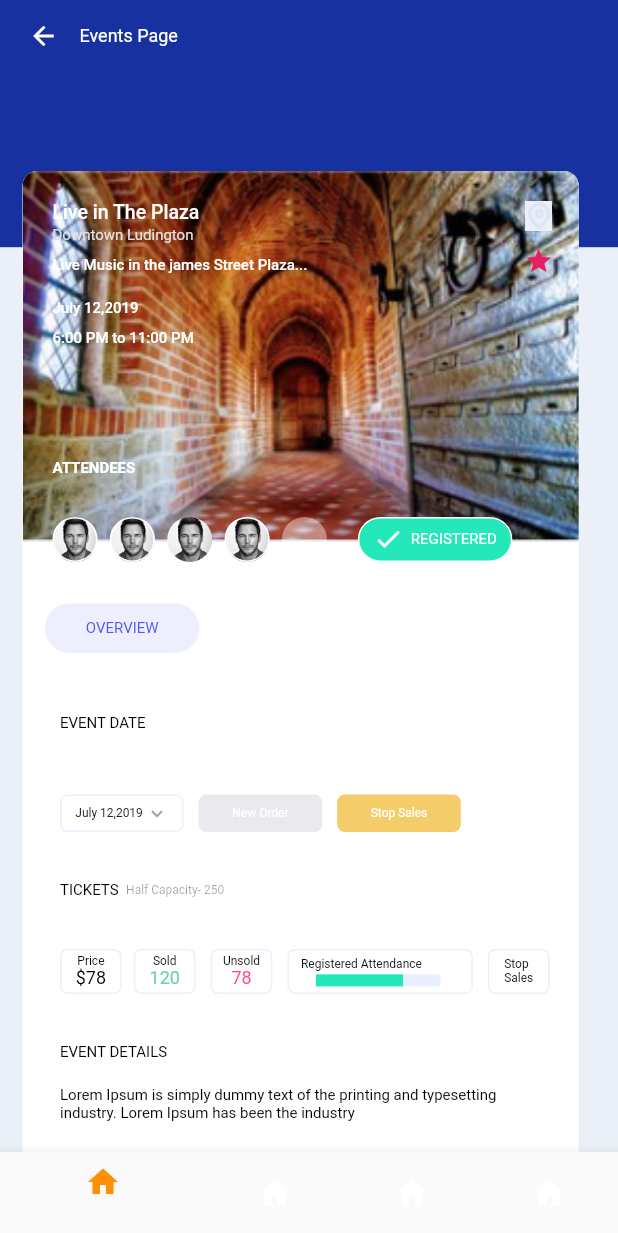
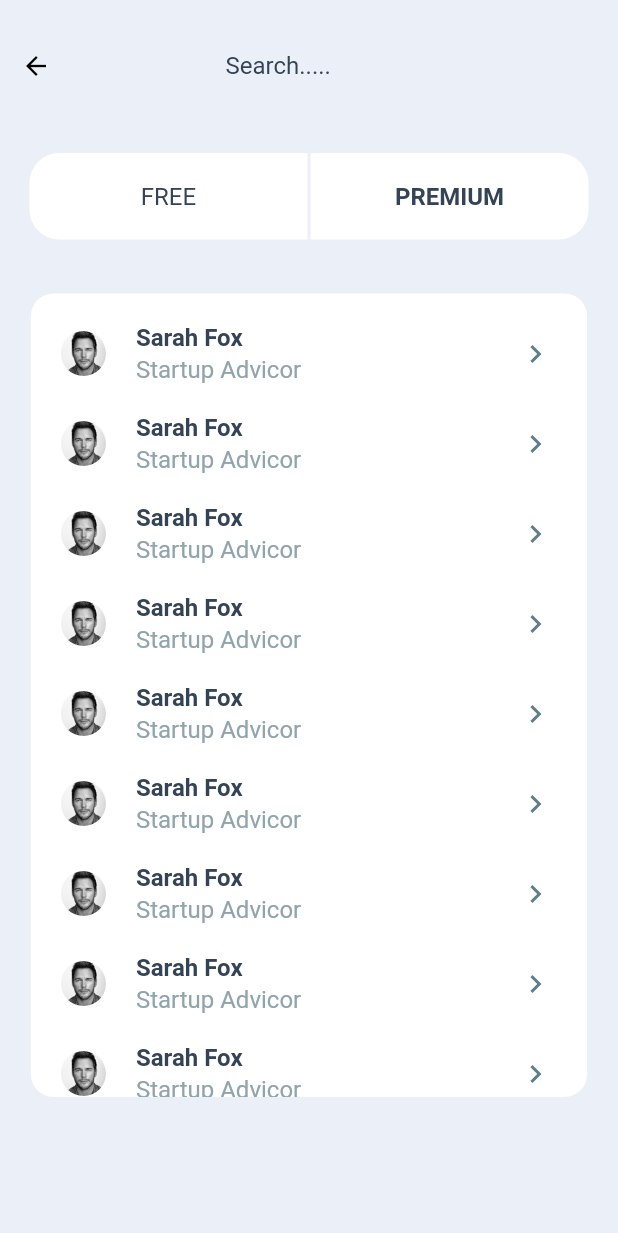
Before and after one commit to etekumoses/mentrogo, a Flutter app: the screen it shows after launch, on a phone screen of 412 x 824 dp. Shown: the top 1233 px of the screen. Run offline on Flutter 3.47's test engine with Material 2 defaults, Android fonts, the light colour scheme and no system bars; drawn by our look-alikes of percent_indicator.

Commit message:
search page

```diff
--- a/lib/main.dart
+++ b/lib/main.dart
@@ -1,6 +1,7 @@
 import 'package:eventsapp/eventspage.dart';
 import 'package:eventsapp/evntspage1.dart';
 import 'package:eventsapp/popup.dart';
+import 'package:eventsapp/searchpage.dart';
 import 'package:flutter/material.dart';
 
 void main() {
@@ -17,7 +18,7 @@ class MyApp extends StatelessWidget {
         primarySwatch: Colors.blue,
         visualDensity: VisualDensity.adaptivePlatformDensity,
       ),
-      home: Scaffold(backgroundColor: Color(0xff1831A0), body: EventsPage1()),
+      home: Scaffold(backgroundColor: Color(0xff1831A0), body: Searchpage()),
     );
   }
 }
--- /dev/null
+++ b/lib/searchpage.dart
@@ -0,0 +1,189 @@
+import 'package:flutter/material.dart';
+
+class Searchpage extends StatefulWidget {
+  @override
+  _SearchpageState createState() => _SearchpageState();
+}
+
+class _SearchpageState extends State<Searchpage> {
+  @override
+  Widget build(BuildContext context) {
+    double width = MediaQuery.of(context).size.width;
+    double height = MediaQuery.of(context).size.height;
+    return Scaffold(
+      backgroundColor: Color(0xffEBEFF7),
+      body: SafeArea(
+          child: SingleChildScrollView(
+        child: Column(
+          children: [
+            Padding(
+              padding: const EdgeInsets.only(top: 20.0),
+              child: Row(
+                children: <Widget>[
+                  IconButton(
+                    icon: Icon(Icons.arrow_back),
+                    color: Colors.black,
+                    onPressed: () => {},
+                    iconSize: 20.0,
+                  ),
+                  SizedBox(
+                    width: width * .2,
+                  ),
+                  Container(
+                    width: width * .6,
+                    child: TextField(
+                      onChanged: (value) {
+                        //Do something with the user input.
+                      },
+                      decoration: InputDecoration(
+                        hintText: 'Search.....',
+                        hintStyle: TextStyle(
+                          color: Color(0xff344356),
+                        ),
+                        contentPadding: EdgeInsets.symmetric(
+                            vertical: 10.0, horizontal: 20.0),
+                        border: InputBorder.none,
+                        focusedBorder: InputBorder.none,
+                        enabledBorder: InputBorder.none,
+                        errorBorder: InputBorder.none,
+                        disabledBorder: InputBorder.none,
+                      ),
+                    ),
+                  ),
+                ],
+              ),
+            ),
+            Padding(
+              padding: const EdgeInsets.only(top: 34.0),
+              child: Column(
+                children: [
+                  Row(
+                    mainAxisAlignment: MainAxisAlignment.center,
+                    children: [
+                      InkWell(
+                        onTap: () {},
+                        child: Container(
+                          width: width * .45,
+                          height: height * .07,
+                          decoration: BoxDecoration(
+                              color: Colors.white,
+                              borderRadius: BorderRadius.only(
+                                  bottomLeft: Radius.circular(20),
+                                  topLeft: Radius.circular(20))),
+                          child: Center(
+                              child: Text('FREE',
+                                  style: TextStyle(
+                                      color: Color(0xff344356),
+                                      fontSize: 16,
+                                      fontWeight: FontWeight.w400))),
+                        ),
+                      ),
+                      VerticalDivider(
+                        width: 2,
+                        color: Color(0xff344356),
+                      ),
+                      InkWell(
+                        onTap: () {},
+                        child: Container(
+                          width: width * .45,
+                          height: height * .07,
+                          decoration: BoxDecoration(
+                              color: Colors.white,
+                              borderRadius: BorderRadius.only(
+                                  bottomRight: Radius.circular(20),
+                                  topRight: Radius.circular(20))),
+                          child: Center(
+                              child: Text('PREMIUM',
+                                  style: TextStyle(
+                                      color: Color(0xff344356),
+                                      fontSize: 16,
+                                      fontWeight: FontWeight.bold))),
+                        ),
+                      )
+                    ],
+                  )
+                ],
+              ),
+            ),
+            SingleChildScrollView(
+              child: Padding(
+                padding: const EdgeInsets.only(top: 36.0),
+                child: Container(
+                  width: width * .9,
+                  height: height * .65,
+                  decoration: BoxDecoration(
+                      color: Colors.white,
+                      borderRadius: BorderRadius.circular(15)),
+                  child: Column(
+                    children: [
+                      Container(
+                        height: height * .65,
+                        child: ListView.builder(
+                            shrinkWrap: true,
+                            itemCount: 10,
+                            itemBuilder: (c, index) {
+                              return GestureDetector(
+                                onTap: () {
+                                  // ontap
+                                },
+                                child: Padding(
+                                  padding: const EdgeInsets.only(
+                                      left: 20.0, right: 20, top: 20),
+                                  child: Row(
+                                    children: [
+                                      Container(
+                                        alignment: Alignment.topLeft,
+                                        width: 30.0,
+                                        height: 30.0,
+                                        decoration: BoxDecoration(
+                                            shape: BoxShape.circle,
+                                            image: DecorationImage(
+                                                image: AssetImage(
+                                                    'assets/images/chris.jpg'))),
+                                      ),
+                                      SizedBox(
+                                        width: 20,
+                                      ),
+                                      Column(
+                                        crossAxisAlignment:
+                                            CrossAxisAlignment.start,
+                                        children: [
+                                          Text('Sarah Fox',
+                                              style: TextStyle(
+                                                  color: Color(0xff344356),
+                                                  fontSize: 16,
+                                                  fontWeight: FontWeight.bold)),
+                                          SizedBox(
+                                            height: 2,
+                                          ),
+                                          Text('Startup Advicor',
+                                              style: TextStyle(
+                                                color: Colors.blueGrey[300],
+                                                fontSize: 16,
+                                              ))
+                                        ],
+                                      ),
+                                      SizedBox(
+                                        width: width * .35,
+                                      ),
+                                      Icon(
+                                        Icons.chevron_right,
+                                        color: Colors.blueGrey,
+                                      ),
+                                    ],
+                                  ),
+                                ),
+                              );
+                            }),
+                      ),
+                    ],
+                  ),
+                ),
+              ),
+            ),
+          ],
+        ),
+      )),
+    );
+  }
+}
```
Also changed, not shown: assets/images/pic.png (added).
